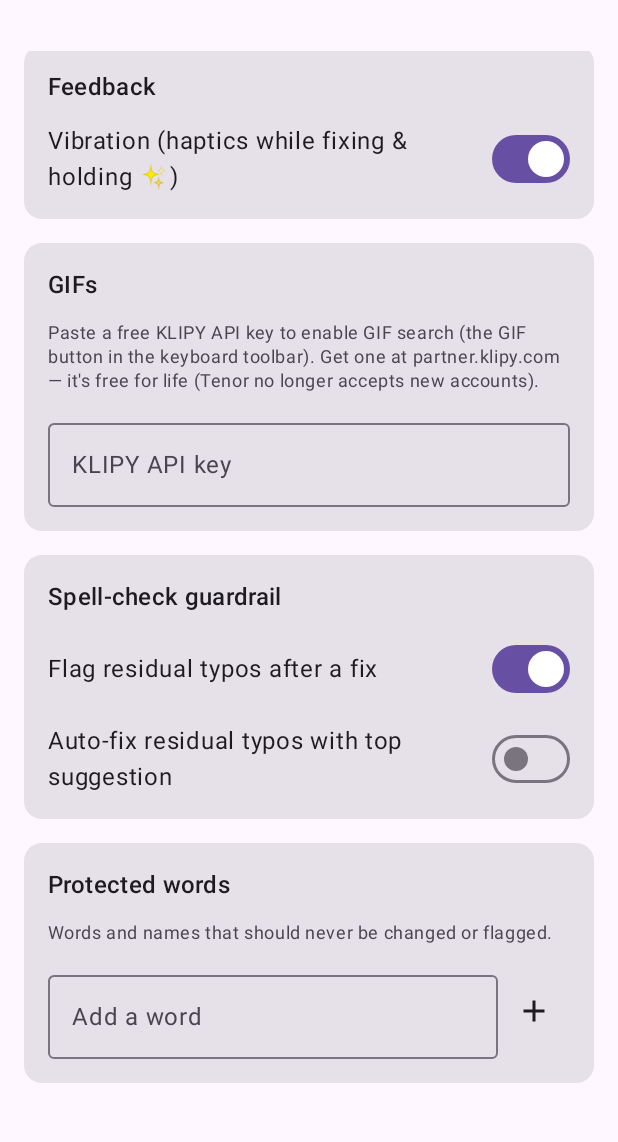
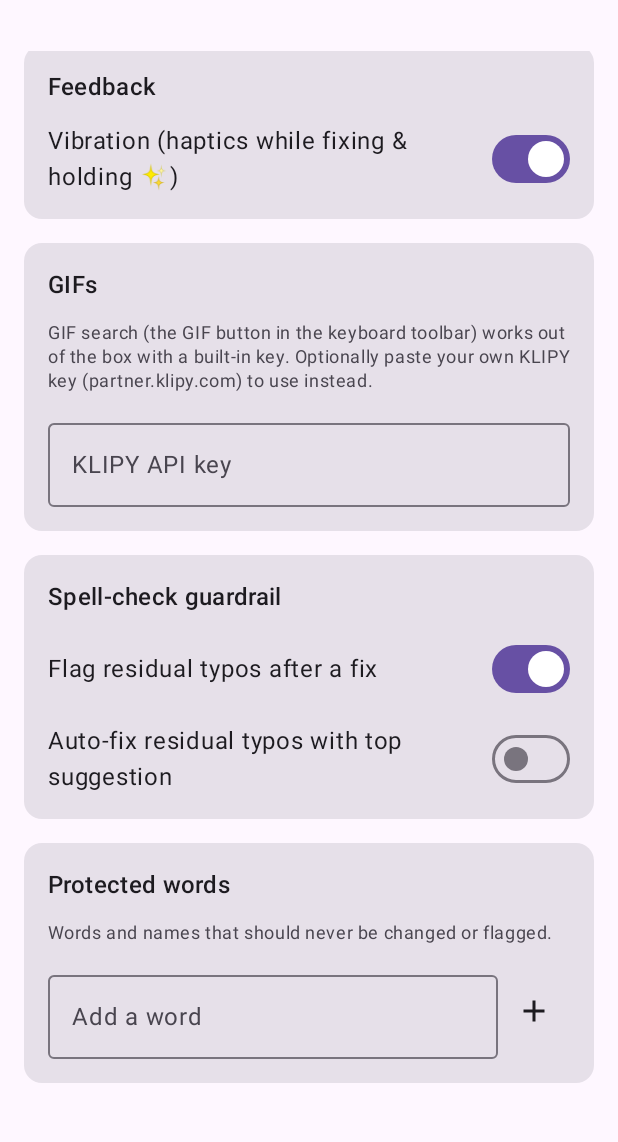
Before and after one commit to dsalehipour/TypeFix, an Android app built with Jetpack Compose: the screen it shows after launch (SettingsActivity), scrolled down 263 dp, on a phone screen of 412 x 824 dp, the part 69-1211 px from its top. Run offline under Robolectric (Android 15) with nearby library versions, the phone set to English and light mode, and no system bars; pictures from the network do not load.

Commit message:
Bundle a KLIPY GIF key so search works out of the box
The key is read from local.properties (gitignored) into BuildConfig and
embedded in the APK; the in-app KLIPY key field becomes an optional override.

Co-authored-by: Cursor <cursoragent@cursor.com>

```diff
--- a/android/app/src/main/java/com/typefix/keyboard/ui/SettingsScreen.kt
+++ b/android/app/src/main/java/com/typefix/keyboard/ui/SettingsScreen.kt
@@ -299,9 +299,9 @@ private fun ModeCard(
 private fun GifCard(settings: AppSettings, klipyApiKey: String) {
     SectionCard("GIFs") {
         Text(
-            "Paste a free KLIPY API key to enable GIF search (the GIF button in " +
-                "the keyboard toolbar). Get one at partner.klipy.com — it's free " +
-                "for life (Tenor no longer accepts new accounts).",
+            "GIF search (the GIF button in the keyboard toolbar) works out of the " +
+                "box with a built-in key. Optionally paste your own KLIPY key " +
+                "(partner.klipy.com) to use instead.",
             style = MaterialTheme.typography.bodySmall,
             color = MaterialTheme.colorScheme.onSurfaceVariant,
         )
```
Also changed, not shown: android/app/build.gradle.kts (+11 -0 lines), android/app/src/main/java/com/typefix/keyboard/ime/TypeFixImeService.kt (+8 -3 lines), 2 other files.
